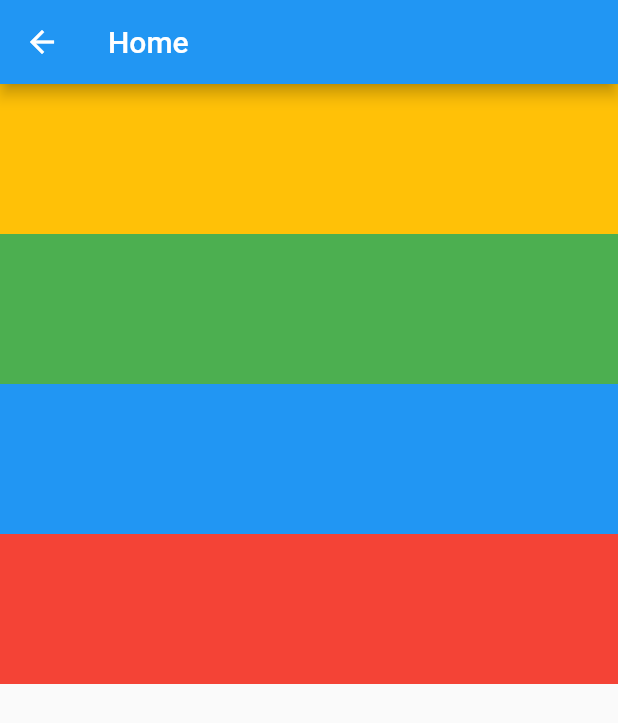
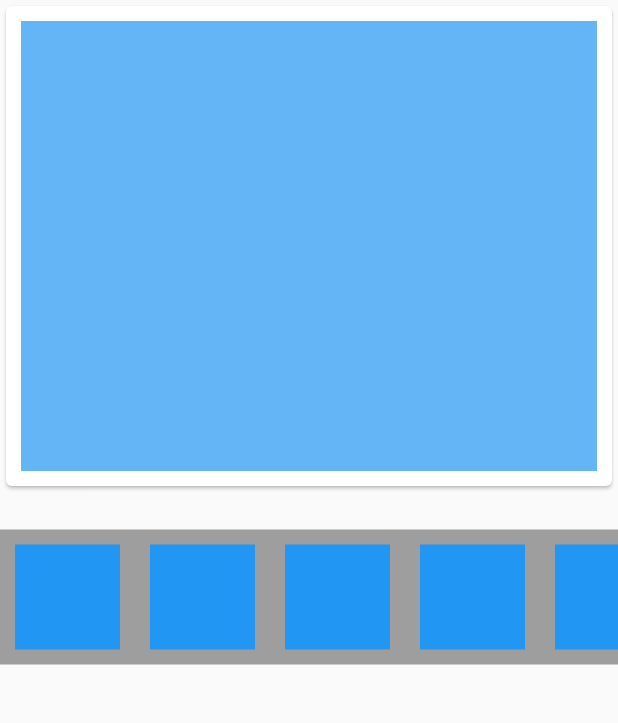
Before and after one commit to fineasyio/fineasy_frontend, a Flutter app: the Home screen opened directly, on a phone screen of 412 x 824 dp. Shown: the top 723 px of the screen. Run offline on Flutter 3.47's test engine with Material 2 defaults, Android fonts, the phone set to English and light mode, and no system bars.

Commit message:
Construindo design view home (#8)
Co-authored-by: Pedro Roberto Borges Santana <1271111753@acd.grupotiradentes.com>

```diff
--- a/lib/view/v_home.dart
+++ b/lib/view/v_home.dart
@@ -6,28 +6,52 @@ class Home extends StatelessWidget {
   @override
   Widget build(BuildContext context) {
     return Scaffold(
-        appBar: AppBar(
-          title: Text('Home'),
+         body: ListView(
+           children: [
+             cartao(context),
+             Container(
+              color: Colors.grey,
+              margin: EdgeInsets.fromLTRB(0, 25, 0, 70), //(left, top, right, bottom)
+              height: 90,
+              child: ListView(
+                scrollDirection: Axis.horizontal,
+                children: [
+                  Row(
+                    mainAxisAlignment: MainAxisAlignment.center,
+                    children: [
+                      botaoLista(context),
+                      botaoLista(context),
+                      botaoLista(context),
+                      botaoLista(context),
+                      botaoLista(context),
+                    ],
+                  ),
+                ],
+              ),
+            )
+           ],
+         )
+        );
+    }
+
+  }
+
+
+  Widget botaoLista(BuildContext context){
+      return Container(
+            color: Colors.blue,
+            margin: EdgeInsets.all(10),
+            height: 70,
+            width:  70,
+      );
+  }
+
+  Widget cartao(BuildContext context){
+      return Card(
+        child: Container(
+          margin: EdgeInsets.all(10),
+          color: Colors.blue[300],
+          height: 300
         ),
-        body: ListView(
-          children: [
-            Container(
-              padding: EdgeInsets.all(50),
-              color: Colors.amber,
-            ),
-            Container(
-              padding: EdgeInsets.all(50),
-              color: Colors.green,
-            ),
-            Container(
-              padding: EdgeInsets.all(50),
-              color: Colors.blue,
-            ),
-            Container(
-              padding: EdgeInsets.all(50),
-              color: Colors.red,
-            ),
-          ],
-        ));
+      );
   }
-}
```
